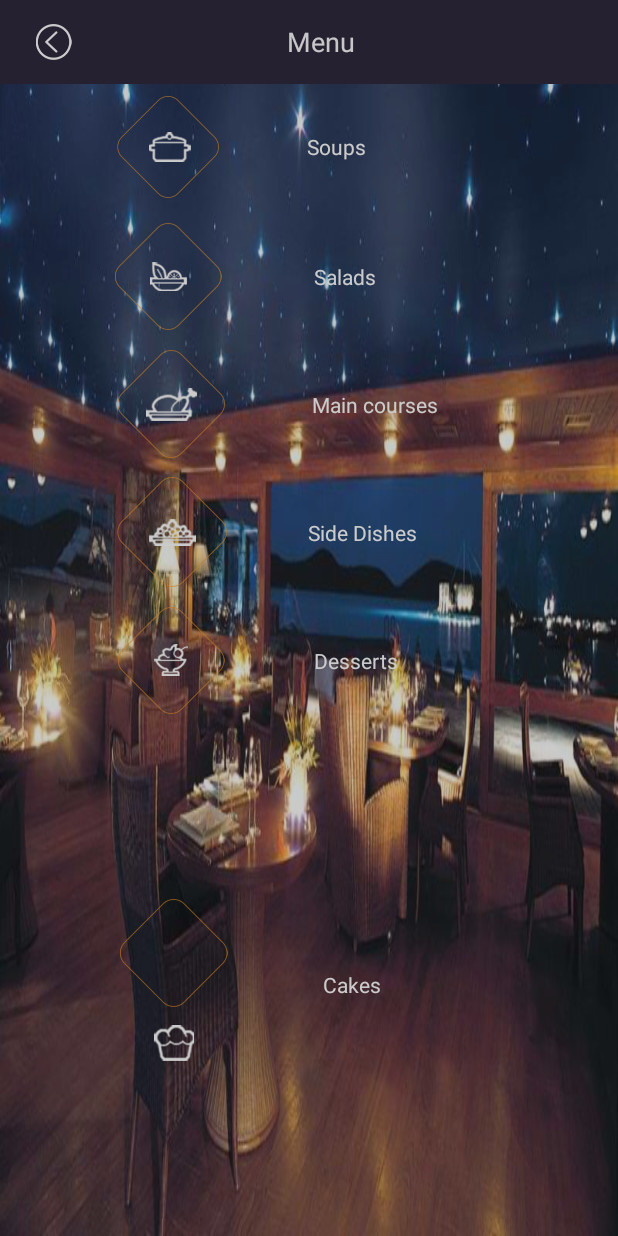
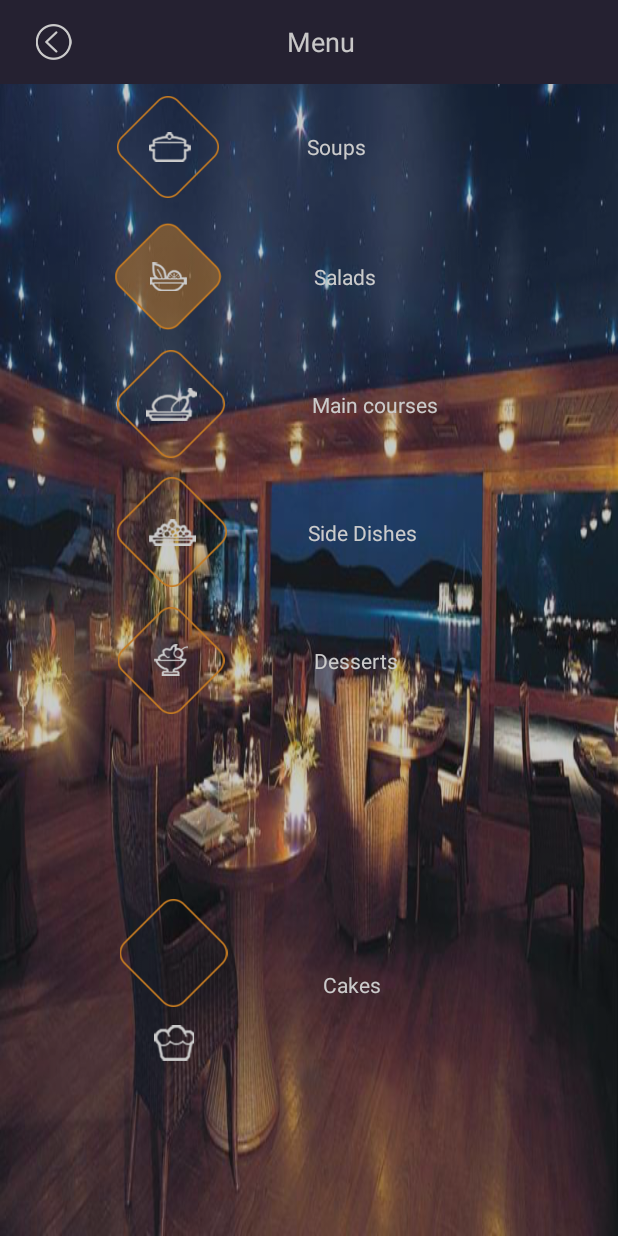
Before and after one commit to TomTisdallOU/cse4230-Homework2, an Android app: the layout food_menu.xml on its own in the app's theme, with its tools: preview values and no code run, on a phone screen of 412 x 824 dp. Run offline under Robolectric (Android 15) with nearby library versions, the phone set to English and light mode, and no system bars.

Commit message:
Added images and updates imageviews

```diff
--- a/app/src/main/res/layout/food_menu.xml
+++ b/app/src/main/res/layout/food_menu.xml
@@ -60,7 +60,7 @@
             app:layout_constraintStart_toStartOf="parent"
             app:layout_constraintTop_toTopOf="parent"
             app:layout_constraintVertical_bias="0.0"
-            app:srcCompat="@drawable/active_icons_line2" />
+            app:srcCompat="@drawable/base" />
 
         <ImageView
             android:id="@+id/soupsImageView"
@@ -109,7 +109,7 @@
             app:layout_constraintBottom_toBottomOf="parent"
             app:layout_constraintStart_toStartOf="parent"
             app:layout_constraintTop_toTopOf="parent"
-            app:srcCompat="@drawable/active_icons_line2" />
+            app:srcCompat="@drawable/active_icons_line" />
 
         <ImageView
             android:id="@+id/saladsImageView"
@@ -159,7 +159,7 @@
             app:layout_constraintStart_toStartOf="parent"
             app:layout_constraintTop_toTopOf="parent"
             app:layout_constraintVertical_bias="0.666"
-            app:srcCompat="@drawable/active_icons_line2" />
+            app:srcCompat="@drawable/base" />
 
         <ImageView
             android:id="@+id/mainCoursemageView"
@@ -205,7 +205,7 @@
             app:layout_constraintBottom_toBottomOf="parent"
             app:layout_constraintStart_toStartOf="parent"
             app:layout_constraintTop_toTopOf="parent"
-            app:srcCompat="@drawable/active_icons_line2" />
+            app:srcCompat="@drawable/base" />
 
         <ImageView
             android:id="@+id/sideDishesImageView"
@@ -253,7 +253,7 @@
             app:layout_constraintBottom_toBottomOf="parent"
             app:layout_constraintStart_toStartOf="parent"
             app:layout_constraintTop_toTopOf="parent"
-            app:srcCompat="@drawable/active_icons_line2" />
+            app:srcCompat="@drawable/base" />
 
         <ImageView
             android:id="@+id/dessertsImageView"
@@ -301,7 +301,7 @@
             app:layout_constraintStart_toStartOf="parent"
             app:layout_constraintTop_toTopOf="parent"
             app:layout_constraintVertical_bias="0.428"
-            app:srcCompat="@drawable/active_icons_line2" />
+            app:srcCompat="@drawable/base" />
 
         <ImageView
             android:id="@+id/cakesImageView"
--- a/app/src/main/res/layout/wine_list.xml
+++ b/app/src/main/res/layout/wine_list.xml
@@ -166,7 +166,7 @@
             app:layout_constraintEnd_toEndOf="@+id/descriptionEditText1"
             app:layout_constraintStart_toStartOf="parent"
             app:layout_constraintTop_toTopOf="parent"
-            app:srcCompat="@drawable/active_icons_line2" />
+            app:srcCompat="@drawable/active_icons_line" />
 
         <TextView
             android:id="@+id/bestPriceTextView1"
@@ -298,7 +298,7 @@
             app:layout_constraintEnd_toEndOf="@+id/outsideTextView2"
             app:layout_constraintStart_toStartOf="parent"
             app:layout_constraintTop_toTopOf="parent"
-            app:srcCompat="@drawable/active_icons_line2" />
+            app:srcCompat="@drawable/active_icons_line" />
 
         <TextView
             android:id="@+id/bestPriceTextView2"
@@ -451,7 +451,7 @@
             app:layout_constraintEnd_toEndOf="@+id/descriptionEditText3"
             app:layout_constraintStart_toStartOf="parent"
             app:layout_constraintTop_toTopOf="parent"
-            app:srcCompat="@drawable/active_icons_line2" />
+            app:srcCompat="@drawable/active_icons_line" />
 
         <TextView
             android:id="@+id/bestPriceTextView"
--- a/app/src/main/res/layout/wine_page.xml
+++ b/app/src/main/res/layout/wine_page.xml
@@ -274,12 +274,10 @@
         android:layout_alignParentBottom="true"
         android:layout_alignParentEnd="true"
         android:layout_marginBottom="16dp"
-        android:backgroundTint="@android:color/holo_orange_dark"
         android:backgroundTintMode="src_over"
-        android:tint="@android:color/holo_orange_dark"
         app:layout_constraintBottom_toTopOf="@+id/descriptionEditText"
         app:layout_constraintEnd_toEndOf="parent"
-        app:srcCompat="@drawable/active_icons_line2" />
+        app:srcCompat="@drawable/active_icons_line" />
 
     <TextView
         android:id="@+id/bestPriceTextView"
```
Also changed, not shown: app/src/main/res/drawable/active_icons_line.png (added), app/src/main/res/drawable/base.png (added).
